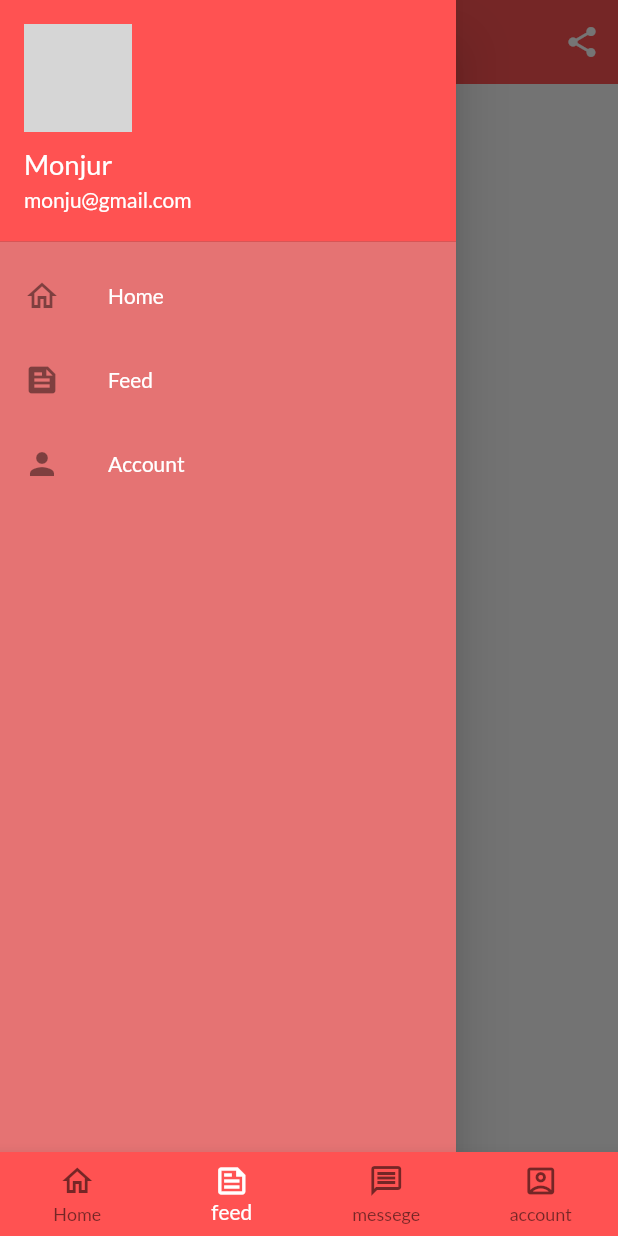
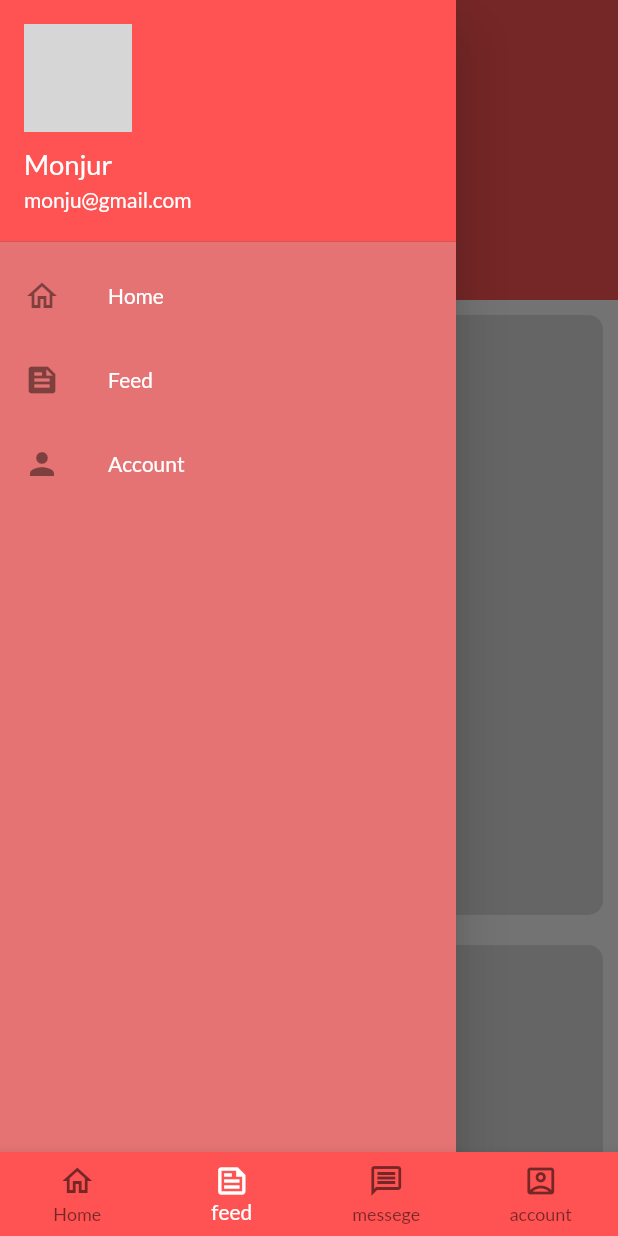
Before and after one commit to monjur35/flutterCourse, a Flutter app: the screen it shows after launch, item 2 of the bottom bar chosen, with the side drawer open, on a phone screen of 412 x 824 dp. Run offline on Flutter 3.47's test engine with Material 2 defaults, Android fonts, the phone set to English and light mode, and no system bars; our stand-ins replace google_fonts; network calls fail; grey boxes are pictures that could not be loaded.

Commit message:
SliverApp BAr

```diff
--- a/lib/pages/feed.dart
+++ b/lib/pages/feed.dart
@@ -1,4 +1,4 @@
-// ignore_for_file: prefer_const_constructors
+// ignore_for_file: prefer_const_constructors, use_key_in_widget_constructors, prefer_const_literals_to_create_immutables
 
 import 'package:flutter/material.dart';
 import 'package:untitled/pages/account.dart';
@@ -12,28 +12,51 @@ class Feed extends StatelessWidget {
   Widget build(BuildContext context) {
     // TODO: implement build
     return Scaffold(
-      appBar: AppBar(
-        backgroundColor: Colors.redAccent,
-        elevation: 0,
-        centerTitle: true,
-        title: const Text('F E E D',
-            style: TextStyle(
-                fontSize: 18,
-                fontWeight: FontWeight.bold,
-                color: Colors.white)),
-        actions: [
-          IconButton(
-              onPressed: () {},
-              icon: const Icon(
-                Icons.share,
-                color: Colors.white,
-              ))
+      body: CustomScrollView(
+        slivers: [
+          SliverAppBar(
+            backgroundColor: Colors.redAccent,
+            centerTitle: true,
+            title: Text('Sliver'),
+            expandedHeight: 200,
+          ),
+          SliverToBoxAdapter(
+            child: Padding(
+              padding: EdgeInsets.all(10),
+              child: ClipRRect(
+                borderRadius: BorderRadius.circular(10),
+                child: Container(
+                  height: 400,
+                  color: Colors.black12,
+                ),
+              ),
+            ),
+          ),
+          SliverToBoxAdapter(
+            child: Padding(
+              padding: EdgeInsets.all(10),
+              child: ClipRRect(
+                borderRadius: BorderRadius.circular(10),
+                child: Container(
+                  height: 400,
+                  color: Colors.black12,
+                ),
+              ),
+            ),
+          ),
+          SliverToBoxAdapter(
+            child: Padding(
+              padding: EdgeInsets.all(10),
+              child: ClipRRect(
+                borderRadius: BorderRadius.circular(10),
+                child: Container(
+                  height: 400,
+                  color: Colors.black12,
+                ),
+              ),
+            ),
+          )
         ],
-      ),
-      body: const Center(
-        child: Text(
-          "Feed",
-        ),
       ),
       drawer: Drawer(
         child: Container(
```
